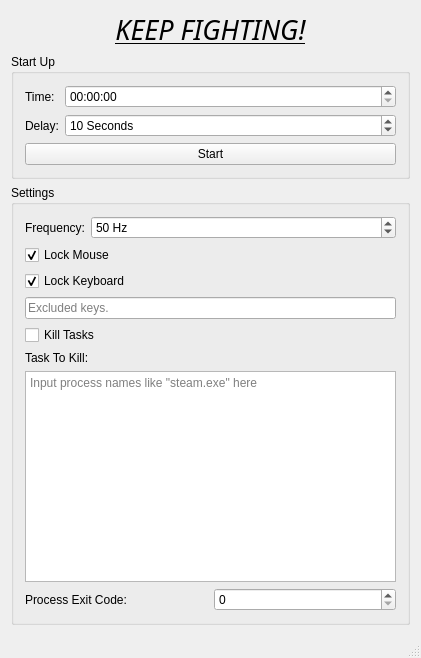
Before: the Qt Designer form Anti-distractionGUI/MainWindow.ui in junity233/Anti-distraction-Tool, drawn with Qt 5.
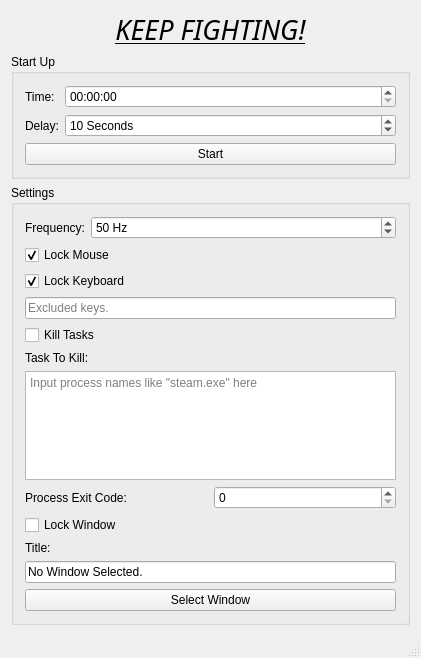
After: the same form once the commit is applied.

Commit message: 添加Lock Window的功能

Patch:
```diff
--- a/Anti-distractionGUI/MainWindow.ui
+++ b/Anti-distractionGUI/MainWindow.ui
@@ -217,6 +217,37 @@
          </item>
         </layout>
        </item>
+       <item>
+        <widget class="QCheckBox" name="lockWindowCheckBox">
+         <property name="text">
+          <string>Lock Window</string>
+         </property>
+        </widget>
+       </item>
+       <item>
+        <widget class="QLabel" name="label_6">
+         <property name="text">
+          <string>Title:</string>
+         </property>
+        </widget>
+       </item>
+       <item>
+        <widget class="QLineEdit" name="windowTitleLineEdit">
+         <property name="text">
+          <string>No Window Selected.</string>
+         </property>
+         <property name="readOnly">
+          <bool>true</bool>
+         </property>
+        </widget>
+       </item>
+       <item>
+        <widget class="QPushButton" name="selectWindowButton">
+         <property name="text">
+          <string>Select Window</string>
+         </property>
+        </widget>
+       </item>
       </layout>
      </widget>
     </item>
```
Left out of the diff: 17 changed lines with no effect on the pictures. The commit also changes 9 other files.
